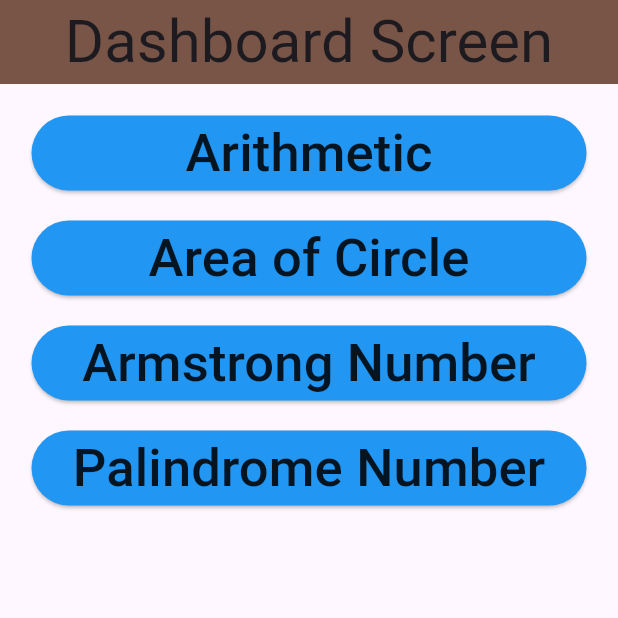
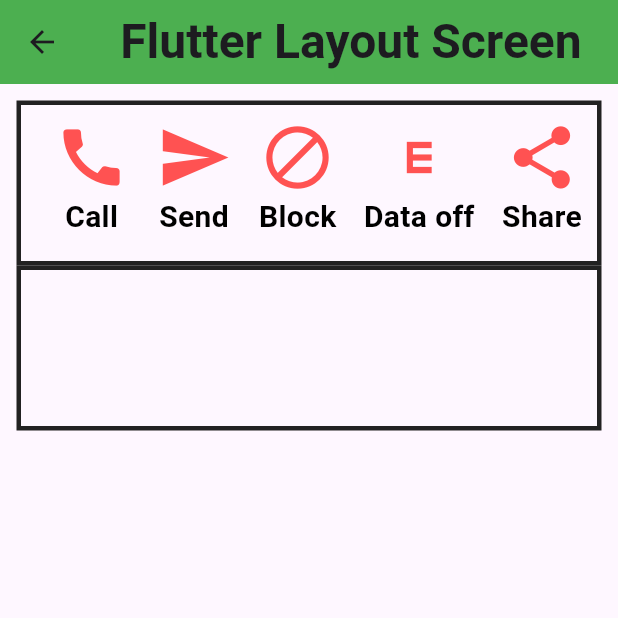
Before and after one commit to Pras-hant-karki/assignment_2_flutter, a Flutter app: the screen it shows after launch, on a phone screen of 412 x 824 dp, the top half of it. Run offline on Flutter 3.47's test engine with Material 3 defaults, Android fonts, the light colour scheme and no system bars.

Commit message:
Assignment 2 updated

```diff
--- /dev/null
+++ b/lib/Screens/flutter_layout_screen.dart
@@ -0,0 +1,174 @@
+import 'package:flutter/material.dart';
+
+class FlutterLayoutScreen extends StatelessWidget {
+  const FlutterLayoutScreen({super.key});
+
+  @override
+  Widget build(BuildContext context) {
+    return Scaffold(
+      appBar: AppBar(
+          title: const Center(
+            child: Text(
+              "Flutter Layout Screen",
+              style: TextStyle(
+                fontWeight: FontWeight.bold,
+                fontSize: 32,
+              ),
+            ),
+          ),
+
+          backgroundColor: Colors.green,
+          leading: IconButton(
+            icon: Icon(Icons.arrow_back),
+            onPressed: () {
+              Navigator.pop(context);
+            },
+          ),
+        ),
+
+      body: Padding(padding: EdgeInsets.all(11),
+      child: Column(
+        children:
+
+        //...............FIRST Box...........
+        [Container(
+          height: 110,
+          width: 1500,
+
+          decoration: BoxDecoration(
+            border: Border.all(
+              color: Colors.black87,
+              width: 3,
+            ),
+          ),
+
+          child: Padding(padding: EdgeInsetsGeometry.all(10),
+          child: Row(
+            children: [
+              SizedBox(width: 12),
+              Column(
+                children: [
+                  Icon(
+                    Icons.call,
+                    size: 50,
+                    color: Colors.redAccent,
+                  ),
+
+                  Text("Call", style: TextStyle(
+                    fontSize: 20,
+                    fontWeight: FontWeight.bold,
+                    color: Colors.black
+                    ),
+                  ),
+                ],
+              ),
+              Spacer(flex: 2),
+
+              SizedBox(width: 12),
+              Column(
+                children: [
+                  Icon(
+                    Icons.send,
+                    size: 50,
+                    color: Colors.redAccent,
+                  ),
+
+                  Text("Send", style: TextStyle(
+                    fontSize: 20,
+                    fontWeight: FontWeight.bold,
+                    color: Colors.black
+                    ),
+                  ),
+                ],
+              ),
+              Spacer(flex: 2),
+
+              SizedBox(width: 12),
+              Column(
+                children: [
+                  Icon(
+                    Icons.block,
+                    size: 50,
+                    color: Colors.redAccent,
+                  ),
+
+                  Text("Block", style: TextStyle(
+                    fontSize: 20,
+                    fontWeight: FontWeight.bold,
+                    color: Colors.black
+                    ),
+                  ),
+                ],
+              ),
+              Spacer(flex: 2),
+
+              SizedBox(width: 12),
+              Column(
+                children: [
+                  Icon(
+                    Icons.e_mobiledata,
+                    size: 50,
+                    color: Colors.redAccent,
+                  ),
+
+                  Text("Data off", style: TextStyle(
+                    fontSize: 20,
+                    fontWeight: FontWeight.bold,
+                    color: Colors.black
+                    ),
+                  ),
+                ],
+              ),
+              Spacer(flex: 2),
+
+              SizedBox(width: 12),
+              Column(
+                children: [
+                  Icon(
+                    Icons.share,
+                    size: 50,
+                    color: Colors.redAccent,
+                  ),
+
+                  Text("Share", style: TextStyle(
+                    fontSize: 20,
+                    fontWeight: FontWeight.bold,
+                    color: Colors.black
+                    ),
+                  ),
+                ],
+              )
+            ],
+            )
+        ),
+        ),
+
+        //....................SECOND Box............
+        Container(
+          height: 110,
+          width: 1500,
+
+          decoration: BoxDecoration(
+            border: Border.all(
+              color: Colors.black87,
+              width: 3,
+            ),
+          ),
+
+          // child: Padding(padding: EdgeInsetsGeometry.all(10)),
+          // child: Row(
+          //   children: [
+          //     SizedBox(width: 12),
+          //     Column(
+          //       icon:
+          //     )
+            // ],
+          )
+        ]
+      ),
+      ),
+    );
+  }
+}
+
+// use 2 "spacer" for space
--- a/lib/app.dart
+++ b/lib/app.dart
@@ -1,4 +1,5 @@
-import 'package:assignment_2_flutter/Screens/dashboard_screen.dart';
+import 'package:assignment_2_flutter/Screens/flutter_layout_screen.dart';
+
 import 'package:flutter/material.dart';
 
 class App extends StatelessWidget {
@@ -7,7 +8,7 @@ class App extends StatelessWidget {
   @override
   Widget build(BuildContext context) {
     return MaterialApp(
-      home: DashboardScreen()
+      home: FlutterLayoutScreen()
     );
   }
 }
```
Also changed, not shown: lib/Screens/arithmetic_screen.dart (+14 -4 lines), lib/Screens/rich_text_screen.dart (added, +67 -0 lines).
